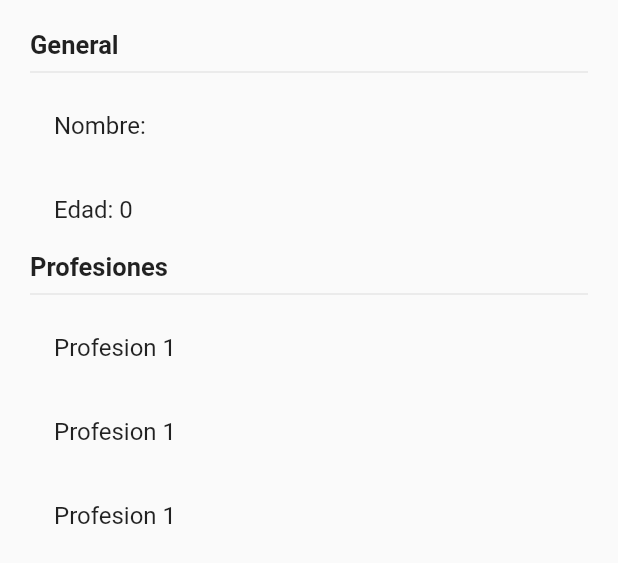
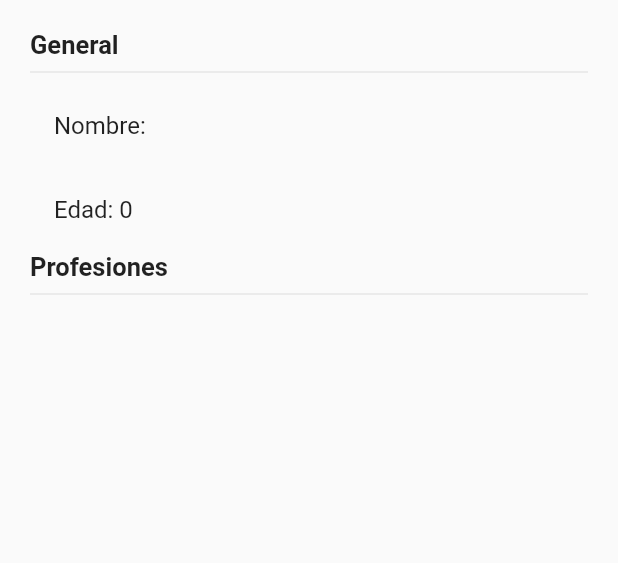
Before and after one commit to esteban1810/flutter-avanzado-fh, a Flutter app: the _CustomBody widget shown alone on an empty page, opened directly with empty values, on a phone screen of 412 x 824 dp. Shown: the top 563 px of the screen. Run offline on Flutter 3.47's test engine with Material 2 defaults, Android fonts, the phone set to English and light mode, and no system bars; accounts and stored records are empty.

Commit message:
139. Provider - Manejo de las profesiones

```diff
--- a/S12 Provider - Como manejador de estado/estados_app/lib/screens/screens_page1.dart
+++ b/S12 Provider - Como manejador de estado/estados_app/lib/screens/screens_page1.dart
@@ -55,15 +55,11 @@ class _CustomBody extends StatelessWidget {
           ),
           const Text('Profesiones',style: TextStyle(fontSize: 17,fontWeight: FontWeight.bold),),
           const Divider(),
-          const ListTile(
-            title: Text('Profesion 1'),
-          ),
-          const ListTile(
-            title: Text('Profesion 1'),
-          ),
-          const ListTile(
-            title: Text('Profesion 1'),
-          ),
+
+          ...usuario.profesiones.map((e) => ListTile(
+            title: Text(e),
+          )).toList()
+
         ]),
     );
   }
--- a/S12 Provider - Como manejador de estado/estados_app/lib/screens/screens_page2.dart
+++ b/S12 Provider - Como manejador de estado/estados_app/lib/screens/screens_page2.dart
@@ -21,7 +21,7 @@ class Page2Screen extends StatelessWidget {
         children: [
           MaterialButton(
             onPressed: (){
-              usuarioService.setUsuario = Usuario(nombre: 'Pedro E', edad: 22, profesiones: ['1']);
+              usuarioService.setUsuario = Usuario(nombre: 'Pedro E', edad: 22, profesiones: ['Programador','Tester']);
             },
             color: Colors.blue,
             child: const Text(
@@ -40,7 +40,9 @@ class Page2Screen extends StatelessWidget {
             ),
           ),
           MaterialButton(
-            onPressed: (){},
+            onPressed: (){
+              usuarioService.agregarProfesion();
+            },
             color: Colors.blue,
             child: const Text(
               'Añadir Profesion',
--- a/S12 Provider - Como manejador de estado/estados_app/lib/services/usuario_service.dart
+++ b/S12 Provider - Como manejador de estado/estados_app/lib/services/usuario_service.dart
@@ -23,4 +23,9 @@ class UsuarioService with ChangeNotifier{
     _usuario = null;
     notifyListeners();
   }
+
+  void agregarProfesion(){
+    _usuario!.profesiones.add('Profesión ${_usuario!.profesiones.length+1}');
+    notifyListeners();
+  }
 }
```
